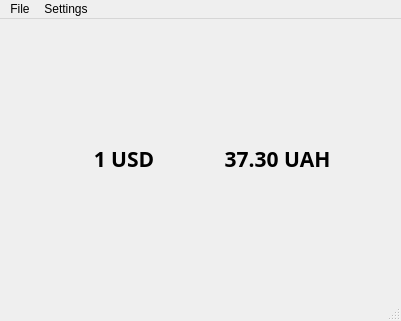
Above: mainwindow.ui from SVlad19/CurrencyConverter before the change. Below: the same form after it.
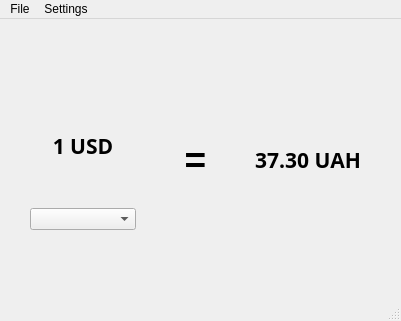
That is the form after the change. Icons and pictures are not drawn.

Patch:
```diff
--- a/mainwindow.ui
+++ b/mainwindow.ui
@@ -17,24 +17,54 @@
    <widget class="QWidget" name="horizontalLayoutWidget">
     <property name="geometry">
      <rect>
-      <x>50</x>
-      <y>100</y>
-      <width>301</width>
-      <height>80</height>
+      <x>30</x>
+      <y>70</y>
+      <width>331</width>
+      <height>141</height>
      </rect>
     </property>
     <layout class="QHBoxLayout" name="horizontalLayout">
      <item>
-      <widget class="QLabel" name="lUSD">
+      <layout class="QVBoxLayout" name="verticalLayout">
+       <item>
+        <widget class="QLabel" name="lUSD">
+         <property name="font">
+          <font>
+           <family>Book Antiqua</family>
+           <pointsize>16</pointsize>
+           <bold>true</bold>
+          </font>
+         </property>
+         <property name="text">
+          <string>1 USD</string>
+         </property>
+         <property name="alignment">
+          <set>Qt::AlignCenter</set>
+         </property>
+        </widget>
+       </item>
+       <item>
+        <widget class="QComboBox" name="cbCur">
+         <property name="baseSize">
+          <size>
+           <width>0</width>
+           <height>0</height>
+          </size>
+         </property>
+        </widget>
+       </item>
+      </layout>
+     </item>
+     <item>
+      <widget class="QLabel" name="label">
        <property name="font">
         <font>
-         <family>Book Antiqua</family>
-         <pointsize>16</pointsize>
+         <pointsize>28</pointsize>
          <bold>true</bold>
         </font>
        </property>
        <property name="text">
-        <string>1 USD</string>
+        <string>=</string>
        </property>
        <property name="alignment">
         <set>Qt::AlignCenter</set>
```
Left out of the diff: 2 changed lines with no effect on the pictures.
